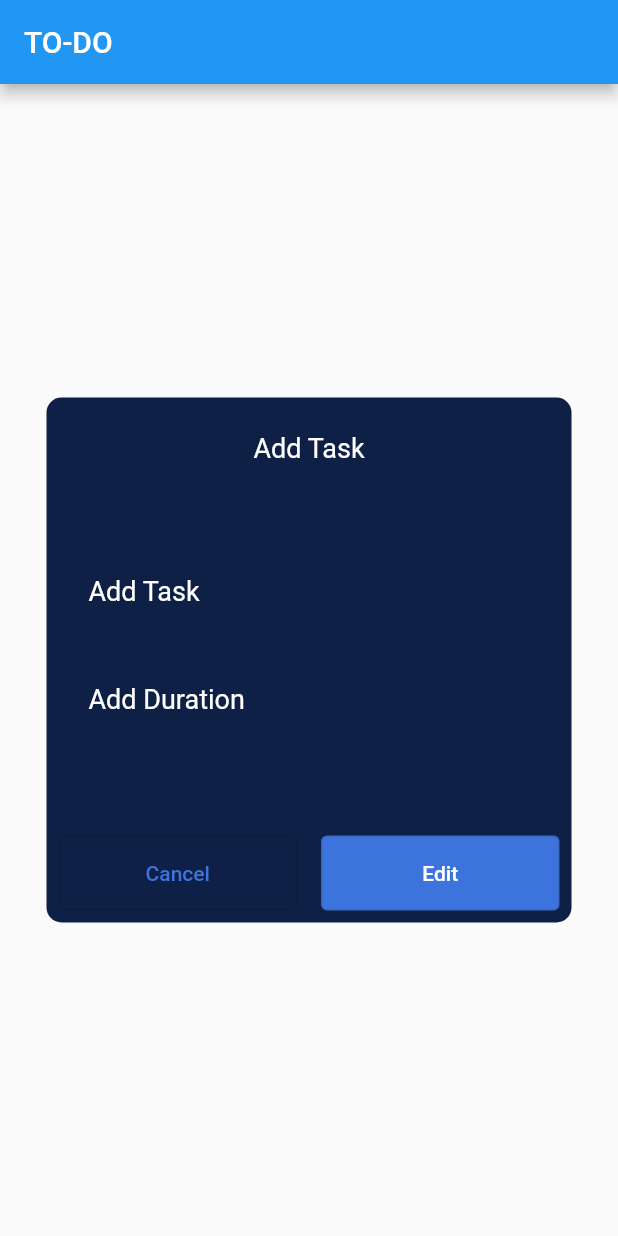
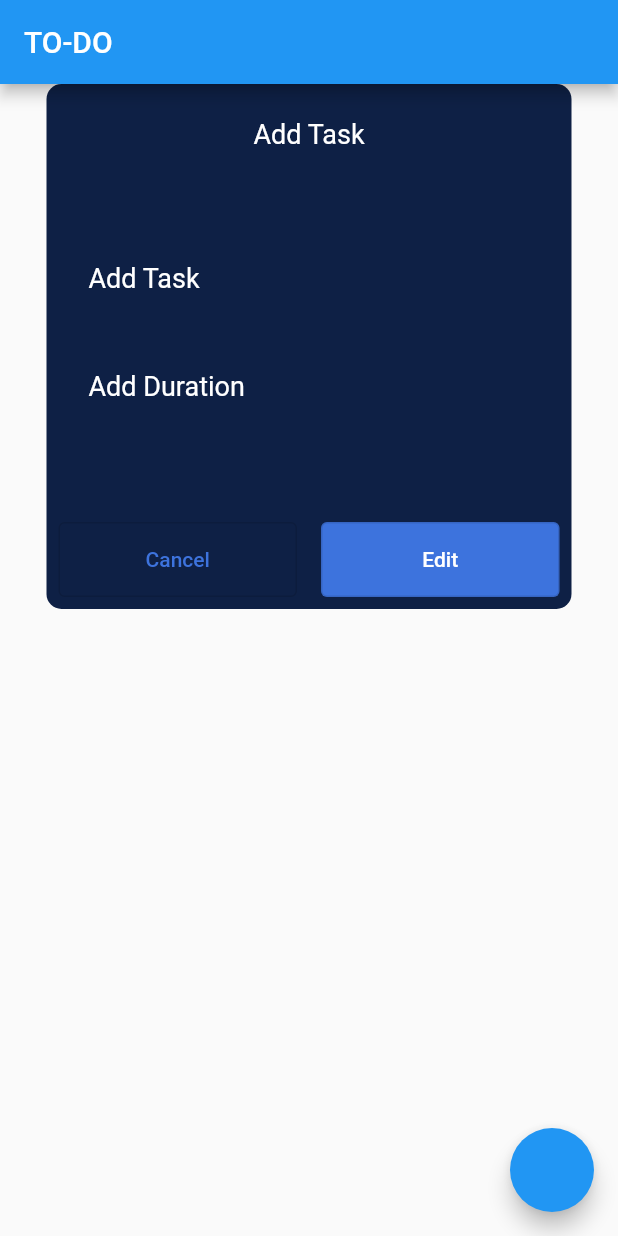
Before and after one commit to FlutterPortfolio-team/to-do, a Flutter app: the screen it shows after launch, on a phone screen of 412 x 824 dp. Run offline on Flutter 3.47's test engine with Material 2 defaults, Android fonts, the phone set to English and light mode, and no system bars; our stand-ins replace flutter_calendar_carousel, wheel_chooser.

Commit message:
pop up components

```diff
--- a/lib/main.dart
+++ b/lib/main.dart
@@ -1,5 +1,11 @@
 import 'package:flutter/material.dart';
+import 'package:to_do/res/app_context_extension.dart';
+import 'package:to_do/utils/display_dialog.dart';
+import 'package:to_do/view/widgets/add_task_botton_sheet.dart';
 import 'package:to_do/view/widgets/add_task_widget.dart';
+import 'package:to_do/view/widgets/app_bottom_sheet.dart';
+import 'package:to_do/view/widgets/calender.dart';
+import 'package:to_do/view/widgets/choose_time_widget.dart';
 
 void main() {
   runApp(const MyApp());
@@ -44,7 +50,21 @@
       appBar: AppBar(
         title: const Text('TO-DO'),
       ),
-      body: const Center(child: AddTaskWidget()),
+      floatingActionButton: FloatingActionButton(
+        onPressed: () => showModalBottomSheet(
+            context: context, builder: (context) => const AddTaskBottomSheet()),
+      ),
+      body: Center(
+        child: AddTaskWidget(
+          button1Pressed: () => displayDialog(
+              context,
+              ChooseTimeWidget(
+                onHourValueChanged: (v) => v,
+                onMinutesValueChanged: (v) => v,
+                onTimeValueChanged: (v) => v,
+              )),
+        ),
+      ),
     );
   }
 }
--- a/lib/view/widgets/add_task_widget.dart
+++ b/lib/view/widgets/add_task_widget.dart
@@ -1,23 +1,24 @@
 import 'package:flutter/cupertino.dart';
 import 'package:flutter/material.dart';
-import 'package:flutter/src/foundation/key.dart';
-import 'package:flutter/src/widgets/framework.dart';
-import 'package:to_do/res/app_context_extension.dart';
-import 'package:to_do/utils/theme_helper.dart';
-import 'package:to_do/view/widgets/app_button.dart';
 import 'package:to_do/view/widgets/app_text_field.dart';
-import 'package:to_do/view/widgets/pop_container.dart';
+import 'package:to_do/view/widgets/pop_up_container.dart';
 
 class AddTaskWidget extends StatelessWidget {
   // final String title;
   // final Widget body;
-  const AddTaskWidget({Key? key}) : super(key: key);
+  final VoidCallback? button1Pressed;
+  final VoidCallback? button2Pressed;
+  const AddTaskWidget({Key? key, this.button1Pressed, this.button2Pressed})
+      : super(key: key);
 
   @override
   Widget build(BuildContext context) {
     return PopUpContainer(
+        setTodefault: false,
         title: 'Add Task',
         showDivider: false,
+        button1Pressed: button1Pressed,
+        button2Pressed: button2Pressed,
         body: SizedBox(
           height: 120,
           child: Column(
--- a/lib/view/widgets/calender.dart
+++ b/lib/view/widgets/calender.dart
@@ -103,8 +103,7 @@
     // double width = MediaQuery.of(context).size.width;
     double size = 350.0;
 
-    return Center(
-      child: Container(
+    return Container(
       height: size + 63,
       width: size,
       color: context.resources.color.buttonBlue,
@@ -210,7 +209,6 @@
           ),
         ],
       ),
-      ),
     );
   }
 }
--- a/lib/view/widgets/pop_container.dart
+++ /dev/null
@@ -1,89 +0,0 @@
-import 'package:flutter/material.dart';
-import 'package:to_do/res/app_context_extension.dart';
-import 'package:to_do/view/widgets/app_button.dart';
-
-class PopUpContainer extends StatelessWidget {
-  final String title;
-  final Widget body;
-  final double? height;
-  final double? width;
-  final bool showDivider;
-  final VoidCallback? button1Pressed;
-  final VoidCallback? button2Pressed;
-  const PopUpContainer({
-    Key? key,
-    required this.title,
-    required this.body,
-    this.height,
-    this.width,
-    this.button1Pressed,
-    this.button2Pressed,
-    required this.showDivider,
-  }) : super(key: key);
-
-  @override
-  Widget build(BuildContext context) {
-    double size = 350.0;
-    return Container(
-      height: height ?? size,
-      width: width ?? size,
-      padding: const EdgeInsets.only(bottom: 8.0),
-      decoration: BoxDecoration(
-        color: context.resources.color.buttonBlue,
-        borderRadius: const BorderRadius.only(
-          topLeft: Radius.circular(10.0),
-          topRight: Radius.circular(10.0),
-          bottomLeft: Radius.circular(10.0),
-          bottomRight: Radius.circular(10.0),
-        ),
-      ),
-      child: Column(
-        mainAxisAlignment: MainAxisAlignment.spaceBetween,
-        children: [
-          SizedBox(
-            height: height == null ? (size - 100) : (height! - 100),
-            child: Column(
-              mainAxisAlignment: MainAxisAlignment.spaceAround,
-              children: [
-                Column(
-                  children: [
-                    Text(
-                      title,
-                      textAlign: TextAlign.center,
-                      style: TextStyle(
-                          color: context.resources.color.colorWhite,
-                          fontSize: 18),
-                    ),
-                    showDivider
-                        ? const Padding(
-                            padding: EdgeInsets.only(left: 10.0, right: 10.0),
-                            child: Divider(
-                              color: Colors.grey,
-                            ),
-                          )
-                        : const Text(''),
-                  ],
-                ),
-                body,
-              ],
-            ),
-          ),
-          Row(
-            children: [
-              AppButton(
-                text: 'Cancel',
-                useSecondColor: false,
-                onPressed: button1Pressed,
-              ),
-              AppButton(
-                text: 'Edit',
-                useSecondColor: true,
-                onPressed: button2Pressed,
-              )
-            ],
-          )
-        ],
-      ),
-    );
-  }
-}
--- /dev/null
+++ b/lib/view/widgets/pop_up_container.dart
@@ -0,0 +1,109 @@
+import 'package:flutter/material.dart';
+import 'package:to_do/res/app_context_extension.dart';
+import 'package:to_do/view/widgets/app_button.dart';
+
+class PopUpContainer extends StatelessWidget {
+  final String title;
+  final String? button1Title;
+  final String? button2Title;
+  final Widget body;
+  final Widget? trailingWidget;
+  final double? height;
+  final double? width;
+  final bool showDivider;
+  final bool setTodefault;
+  final VoidCallback? button1Pressed;
+  final VoidCallback? button2Pressed;
+  const PopUpContainer({
+    Key? key,
+    required this.title,
+    required this.body,
+    this.height,
+    this.width,
+    this.button1Pressed,
+    this.button2Pressed,
+    required this.showDivider,
+    this.button1Title,
+    this.button2Title,
+    this.trailingWidget,
+    required this.setTodefault,
+  }) : super(key: key);
+
+  @override
+  Widget build(BuildContext context) {
+    double size = 350.0;
+    return Column(
+      crossAxisAlignment:
+          setTodefault ? CrossAxisAlignment.stretch : CrossAxisAlignment.center,
+      children: [
+        Container(
+          height: height ?? size,
+          width: width ?? size,
+          padding: const EdgeInsets.only(bottom: 8.0),
+          decoration: BoxDecoration(
+            color: context.resources.color.buttonBlue,
+            borderRadius: BorderRadius.only(
+              topLeft: const Radius.circular(10.0),
+              topRight: const Radius.circular(10.0),
+              bottomLeft: setTodefault
+                  ? const Radius.circular(0.0)
+                  : const Radius.circular(10.0),
+              bottomRight: setTodefault
+                  ? const Radius.circular(0.0)
+                  : const Radius.circular(10.0),
+            ),
+          ),
+          child: Column(
+            mainAxisAlignment: MainAxisAlignment.spaceBetween,
+            children: [
+              SizedBox(
+                height: height == null ? (size - 100) : (height! - 100),
+                child: Column(
+                  mainAxisAlignment: MainAxisAlignment.spaceAround,
+                  children: [
+                    Column(
+                      children: [
+                        Text(
+                          title,
+                          textAlign: TextAlign.center,
+                          style: TextStyle(
+                              color: context.resources.color.colorWhite,
+                              fontSize: 18),
+                        ),
+                        showDivider
+                            ? const Padding(
+                                padding:
+                                    EdgeInsets.only(left: 10.0, right: 10.0),
+                                child: Divider(
+                                  color: Colors.grey,
+                                ),
+                              )
+                            : const Text(''),
+                      ],
+                    ),
+                    body,
+                  ],
+                ),
+              ),
+              trailingWidget ??
+                  Row(
+                    children: [
+                      AppButton(
+                        text: button1Title ?? 'Cancel',
+                        useSecondColor: false,
+                        onPressed: button1Pressed,
+                      ),
+                      AppButton(
+                        text: button2Title ?? 'Edit',
+                        useSecondColor: true,
+                        onPressed: button2Pressed,
+                      )
+                    ],
+                  )
+            ],
+          ),
+        ),
+      ],
+    );
+  }
+}
--- a/pubspec.yaml
+++ b/pubspec.yaml
@@ -37,6 +37,7 @@
   table_calendar: ^3.0.6
   syncfusion_flutter_calendar: ^20.1.60
   flutter_calendar_carousel: ^2.2.0
+  wheel_chooser: ^1.0.0
 
 dev_dependencies:
   flutter_test:
```
Also changed, not shown: lib/utils/display_dialog.dart (added, +143 -0 lines), lib/view/widgets/add_task_botton_sheet.dart (added, +45 -0 lines), lib/view/widgets/app_bottom_sheet.dart (added, +24 -0 lines), lib/view/widgets/choose_time_widget.dart (added, +137 -0 lines), lib/view/widgets/small_container.dart (added, +25 -0 lines), pubspec.lock. Lines whose indentation alone changed are shown as unchanged.
